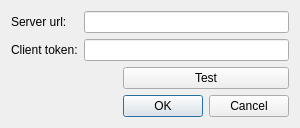
Above: gotify_tray/gui/designs/widget_server.ui from seird/gotify-tray before the change. Below: the same form after it.
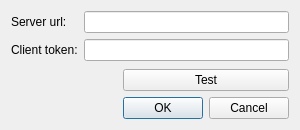
That is the form after the change.

Commit message: display server version in ServerinfoDialog

Diff of the .ui file:
```diff
--- a/gotify_tray/gui/designs/widget_server.ui
+++ b/gotify_tray/gui/designs/widget_server.ui
@@ -7,14 +7,21 @@
     <x>0</x>
     <y>0</y>
     <width>300</width>
-    <height>124</height>
+    <height>130</height>
    </rect>
   </property>
   <property name="windowTitle">
    <string>Dialog</string>
   </property>
   <layout class="QGridLayout" name="gridLayout">
-   <item row="0" column="0" colspan="2">
+   <item row="1" column="4">
+    <widget class="QPushButton" name="pb_test">
+     <property name="text">
+      <string>Test</string>
+     </property>
+    </widget>
+   </item>
+   <item row="0" column="1" colspan="4">
     <layout class="QFormLayout" name="formLayout">
      <item row="0" column="0">
       <widget class="QLabel" name="label">
@@ -38,14 +45,7 @@
      </item>
     </layout>
    </item>
-   <item row="1" column="1">
-    <widget class="QPushButton" name="pb_test">
-     <property name="text">
-      <string>Test</string>
-     </property>
-    </widget>
-   </item>
-   <item row="2" column="1">
+   <item row="2" column="4">
     <widget class="QDialogButtonBox" name="buttonBox">
      <property name="orientation">
       <enum>Qt::Horizontal</enum>
@@ -55,7 +55,7 @@
      </property>
     </widget>
    </item>
-   <item row="1" column="0">
+   <item row="1" column="3">
     <spacer name="horizontalSpacer">
      <property name="orientation">
       <enum>Qt::Horizontal</enum>
```
Left out of the diff: 7 changed lines with no effect on the pictures. The commit also changes 3 other files.
